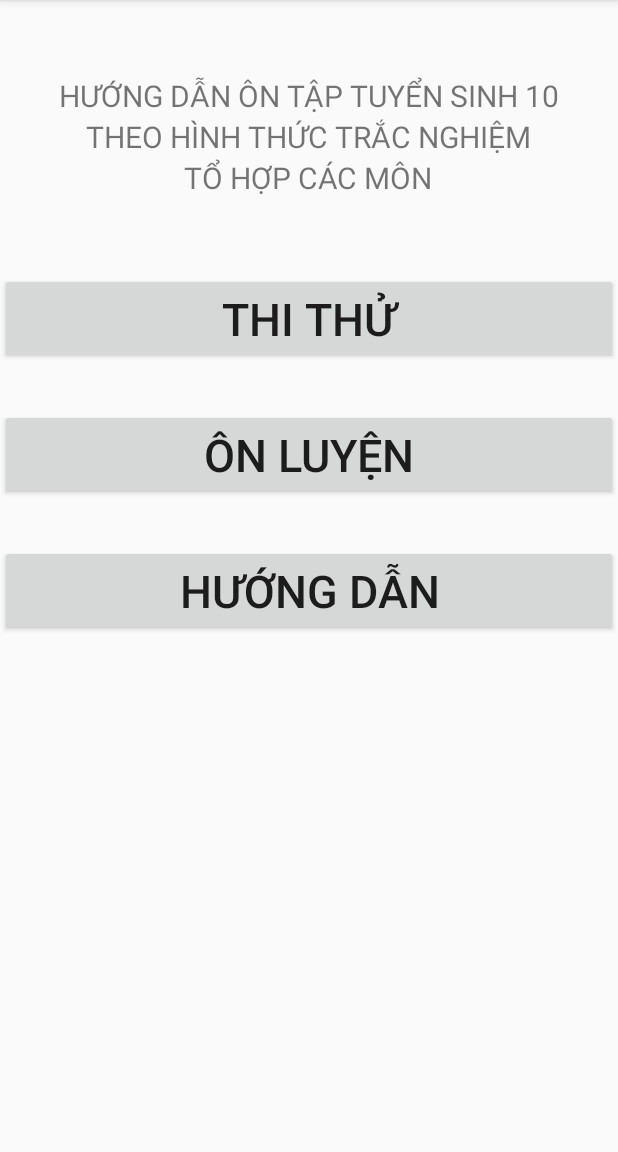
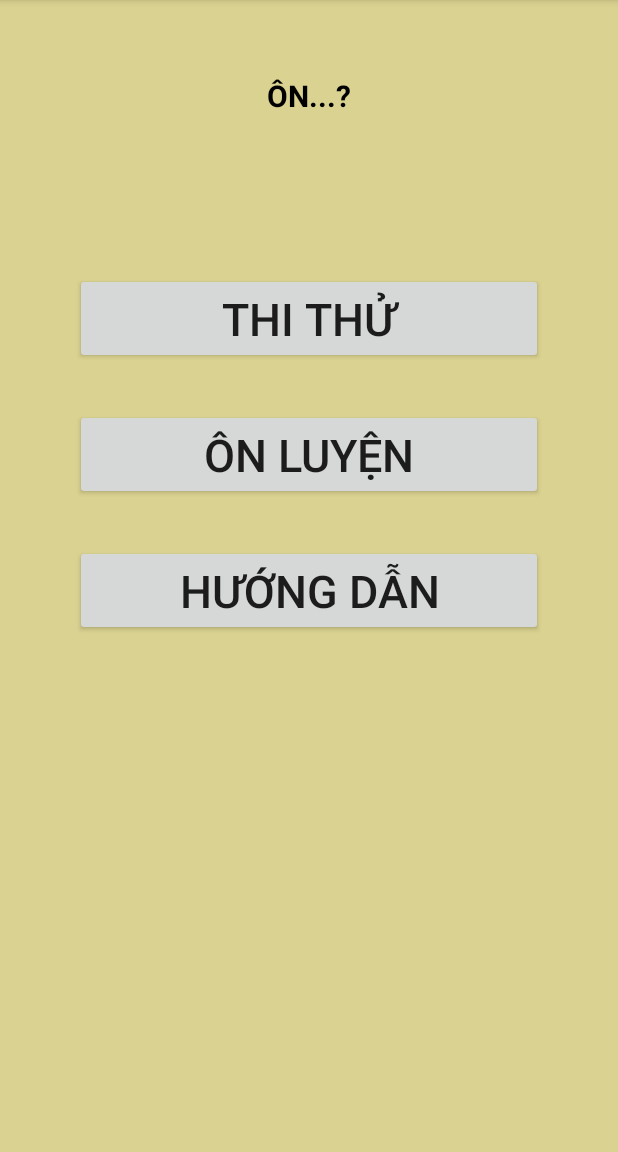
Before and after one commit to LapTrinhLTK/OnThi, an Android app: the screen it shows after launch (MainActivity), on a phone screen of 412 x 824 dp, the part 84-1236 px from its top. Run offline under Robolectric (Android 15) with nearby library versions, the phone set to English and light mode, and no system bars; our stand-ins replace Firebase (no records; nobody signed in at launch, a user with empty details on screens opened directly).

Commit message:
Hello Thắng

```diff
--- a/app/src/main/java/com/example/onthituyensinh/BL_On_Luyen.java
+++ b/app/src/main/java/com/example/onthituyensinh/BL_On_Luyen.java
@@ -25,7 +25,11 @@ import java.util.Random;
 
 public class BL_On_Luyen extends AppCompatActivity {
 
-    TextView txtquestion,timer;
+
+
+
+
+       TextView txtquestion,timer;
     Button btna, btnb, btnc, btnd;
 
     ArrayList<Boolean> dd = new ArrayList<>();
--- a/app/src/main/res/layout/activity_main.xml
+++ b/app/src/main/res/layout/activity_main.xml
@@ -2,16 +2,18 @@
 <RelativeLayout
     android:layout_width="match_parent"
     android:layout_height="match_parent"
+    android:background="#DAD290"
     xmlns:android="http://schemas.android.com/apk/res/android">
 
     <TextView
         android:id="@+id/gtchinh1"
         android:layout_width="wrap_content"
         android:layout_height="wrap_content"
-        android:text="hướng dẫn ôn tập tuyển sinh 10"
+        android:text="ôn...?"
         android:textAllCaps="true"
         android:textSize="20sp"
-
+        android:textStyle="bold"
+        android:textColor="#000000"
         android:layout_centerHorizontal="true"
         android:layout_marginTop="50dp"
 
@@ -21,7 +23,7 @@
         android:id="@+id/gtchinh2"
         android:layout_width="wrap_content"
         android:layout_height="wrap_content"
-        android:text="theo hình thức trắc nghiệm"
+        android:text=""
         android:textAllCaps="true"
         android:textSize="20sp"
         android:layout_below="@id/gtchinh1"
@@ -33,7 +35,7 @@
         android:id="@+id/gtchinh3"
         android:layout_width="wrap_content"
         android:layout_height="wrap_content"
-        android:text="tổ hợp các môn"
+        android:text=""
         android:textAllCaps="true"
         android:textSize="20sp"
         android:layout_below="@id/gtchinh2"
@@ -49,6 +51,8 @@
         android:textSize="30sp"
         android:layout_below="@id/gtchinh3"
         android:layout_marginTop="50dp"
+       android:layout_marginRight="50dp"
+        android:layout_marginLeft="50dp"
 
         />
 
@@ -60,7 +64,8 @@
         android:textSize="30sp"
         android:layout_below="@id/btnthithu"
         android:layout_marginTop="30dp"
-
+        android:layout_marginRight="50dp"
+        android:layout_marginLeft="50dp"
         />
 
     <Button
@@ -71,6 +76,7 @@
         android:textSize="30sp"
         android:layout_below="@id/btnonluyen"
         android:layout_marginTop="30dp"
-
+        android:layout_marginRight="50dp"
+        android:layout_marginLeft="50dp"
         />
 </RelativeLayout>
--- a/app/src/main/res/layout/activity_thong_ke.xml
+++ b/app/src/main/res/layout/activity_thong_ke.xml
@@ -2,6 +2,7 @@
 <RelativeLayout
     android:layout_width="match_parent"
     android:layout_height="match_parent"
+    android:background="#DAD290"
     xmlns:android="http://schemas.android.com/apk/res/android">
 
     <TextView
@@ -13,6 +14,8 @@
         android:text="Bài làm kết thúc"
         android:textAllCaps="true"
         android:textSize="30dp"
+        android:textColor="#000000"
+        android:textStyle="bold"
         />
 
     <TextView
@@ -25,6 +28,7 @@
         android:text="Tổng số câu đã làm: 0/0"
         android:textAllCaps="false"
         android:textSize="25dp"
+        android:textColor="#000000"
         />
 
     <TextView
```
Also changed, not shown: app/src/main/res/layout/activity_b_l__on__luyen.xml (+8 -1 lines), app/src/main/res/layout/activity_b_l_thi_thu.xml (+8 -0 lines), app/src/main/res/layout/activity_b_l_thi_thu2.xml (+12 -0 lines), app/src/main/res/layout/activity_b_l_thi_thu3.xml (+10 -0 lines), app/src/main/res/layout/activity_c_b__on__luyen.xml (+5 -3 lines), app/src/main/res/layout/activity_c_b__thi_thu.xml (+5 -3 lines), app/src/main/res/layout/activity_intro.xml (+11 -0 lines), app/src/main/res/layout/activity_on__luyen.xml (+8 -4 lines), app/src/main/res/layout/activity_thi_thu.xml (+9 -7 lines).
